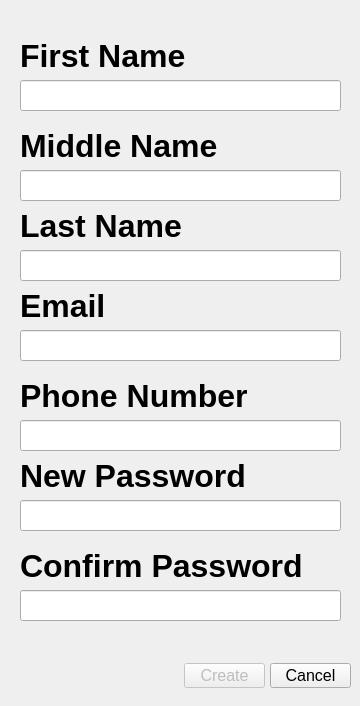
Old version of the form New_User.ui in the repository zkammin33/PPE_Expo.
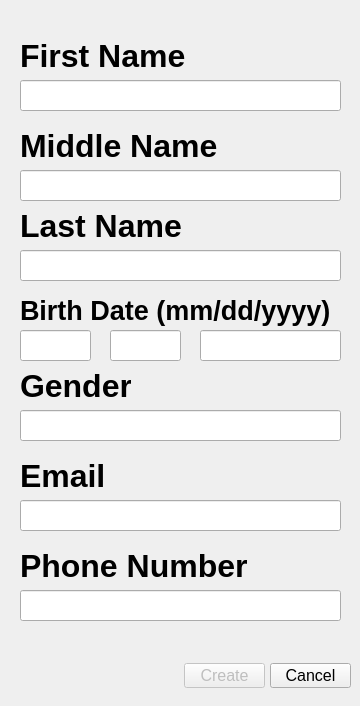
New version of the form.

Commit message: Updates to Login Class and New User Class

```diff
--- a/New_User.ui
+++ b/New_User.ui
@@ -100,7 +100,7 @@
    <property name="geometry">
     <rect>
      <x>20</x>
-     <y>290</y>
+     <y>460</y>
      <width>91</width>
      <height>31</height>
     </rect>
@@ -119,40 +119,6 @@
    <property name="geometry">
     <rect>
      <x>20</x>
-     <y>330</y>
-     <width>321</width>
-     <height>31</height>
-    </rect>
-   </property>
-   <property name="font">
-    <font>
-     <pointsize>10</pointsize>
-    </font>
-   </property>
-  </widget>
-  <widget class="QLabel" name="new_pass_label">
-   <property name="geometry">
-    <rect>
-     <x>20</x>
-     <y>460</y>
-     <width>231</width>
-     <height>31</height>
-    </rect>
-   </property>
-   <property name="font">
-    <font>
-     <pointsize>24</pointsize>
-     <bold>true</bold>
-    </font>
-   </property>
-   <property name="text">
-    <string>New Password</string>
-   </property>
-  </widget>
-  <widget class="QLineEdit" name="new_pass_input">
-   <property name="geometry">
-    <rect>
-     <x>20</x>
      <y>500</y>
      <width>321</width>
      <height>31</height>
@@ -160,48 +126,8 @@
    </property>
    <property name="font">
     <font>
-     <pointsize>10</pointsize>
+     <pointsize>20</pointsize>
     </font>
-   </property>
-   <property name="echoMode">
-    <enum>QLineEdit::Password</enum>
-   </property>
-  </widget>
-  <widget class="QLabel" name="confirm_pass_label">
-   <property name="geometry">
-    <rect>
-     <x>20</x>
-     <y>550</y>
-     <width>281</width>
-     <height>31</height>
-    </rect>
-   </property>
-   <property name="font">
-    <font>
-     <pointsize>24</pointsize>
-     <bold>true</bold>
-    </font>
-   </property>
-   <property name="text">
-    <string>Confirm Password</string>
-   </property>
-  </widget>
-  <widget class="QLineEdit" name="confirm_pass_input">
-   <property name="geometry">
-    <rect>
-     <x>20</x>
-     <y>590</y>
-     <width>321</width>
-     <height>31</height>
-    </rect>
-   </property>
-   <property name="font">
-    <font>
-     <pointsize>10</pointsize>
-    </font>
-   </property>
-   <property name="echoMode">
-    <enum>QLineEdit::Password</enum>
    </property>
   </widget>
   <widget class="QLabel" name="middle_name_label">
@@ -242,7 +168,7 @@
    <property name="geometry">
     <rect>
      <x>20</x>
-     <y>380</y>
+     <y>550</y>
      <width>231</width>
      <height>31</height>
     </rect>
@@ -261,14 +187,14 @@
    <property name="geometry">
     <rect>
      <x>20</x>
-     <y>420</y>
+     <y>590</y>
      <width>321</width>
      <height>31</height>
     </rect>
    </property>
    <property name="font">
     <font>
-     <pointsize>10</pointsize>
+     <pointsize>20</pointsize>
     </font>
    </property>
    <property name="inputMethodHints">
@@ -315,6 +241,137 @@
     <string>Cancel</string>
    </property>
   </widget>
+  <widget class="QLineEdit" name="gender_input">
+   <property name="geometry">
+    <rect>
+     <x>20</x>
+     <y>410</y>
+     <width>321</width>
+     <height>31</height>
+    </rect>
+   </property>
+   <property name="font">
+    <font>
+     <pointsize>20</pointsize>
+    </font>
+   </property>
+   <property name="text">
+    <string/>
+   </property>
+  </widget>
+  <widget class="QLabel" name="gende_label">
+   <property name="geometry">
+    <rect>
+     <x>20</x>
+     <y>370</y>
+     <width>111</width>
+     <height>31</height>
+    </rect>
+   </property>
+   <property name="font">
+    <font>
+     <pointsize>24</pointsize>
+     <bold>true</bold>
+    </font>
+   </property>
+   <property name="text">
+    <string>Gender</string>
+   </property>
+  </widget>
+  <widget class="QLabel" name="birth_date_label">
+   <property name="geometry">
+    <rect>
+     <x>20</x>
+     <y>290</y>
+     <width>351</width>
+     <height>41</height>
+    </rect>
+   </property>
+   <property name="font">
+    <font>
+     <pointsize>20</pointsize>
+     <bold>true</bold>
+    </font>
+   </property>
+   <property name="text">
+    <string>Birth Date (mm/dd/yyyy)</string>
+   </property>
+  </widget>
+  <widget class="QLineEdit" name="bday_month_input">
+   <property name="geometry">
+    <rect>
+     <x>20</x>
+     <y>330</y>
+     <width>71</width>
+     <height>31</height>
+    </rect>
+   </property>
+   <property name="font">
+    <font>
+     <pointsize>20</pointsize>
+    </font>
+   </property>
+   <property name="text">
+    <string/>
+   </property>
+   <property name="maxLength">
+    <number>2</number>
+   </property>
+   <property name="alignment">
+    <set>Qt::AlignCenter</set>
+   </property>
+  </widget>
+  <widget class="QLineEdit" name="bday_day_input">
+   <property name="geometry">
+    <rect>
+     <x>110</x>
+     <y>330</y>
+     <width>71</width>
+     <height>31</height>
+    </rect>
+   </property>
+   <property name="font">
+    <font>
+     <pointsize>20</pointsize>
+    </font>
+   </property>
+   <property name="text">
+    <string/>
+   </property>
+   <property name="maxLength">
+    <number>2</number>
+   </property>
+   <property name="alignment">
+    <set>Qt::AlignCenter</set>
+   </property>
+  </widget>
+  <widget class="QLineEdit" name="bday_year_input">
+   <property name="geometry">
+    <rect>
+     <x>200</x>
+     <y>330</y>
+     <width>141</width>
+     <height>31</height>
+    </rect>
+   </property>
+   <property name="font">
+    <font>
+     <pointsize>20</pointsize>
+    </font>
+   </property>
+   <property name="text">
+    <string/>
+   </property>
+   <property name="maxLength">
+    <number>4</number>
+   </property>
+   <property name="frame">
+    <bool>true</bool>
+   </property>
+   <property name="alignment">
+    <set>Qt::AlignCenter</set>
+   </property>
+  </widget>
   <zorder>first_name_input</zorder>
   <zorder>first_name_label</zorder>
   <zorder>last_name_label</zorder>
```
Left out of the diff: 24 changed lines with no effect on the pictures. The commit also changes 3 other files.
